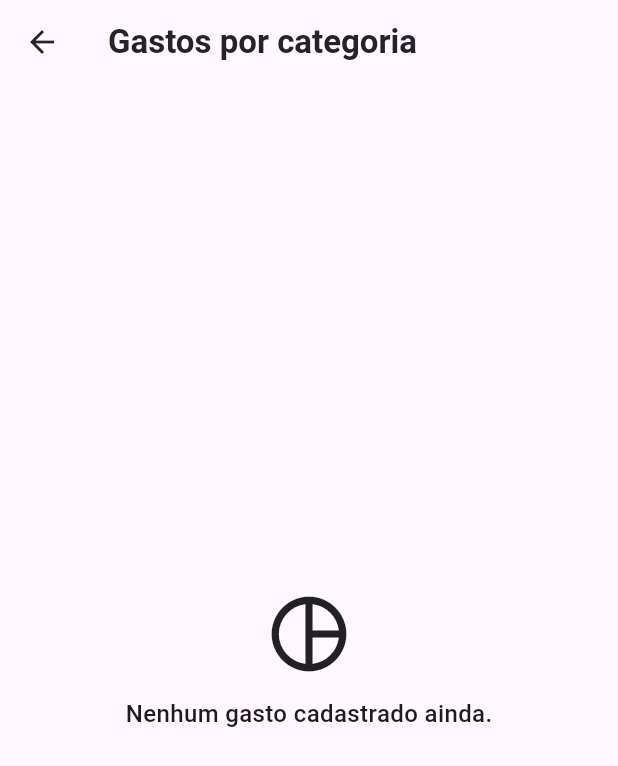
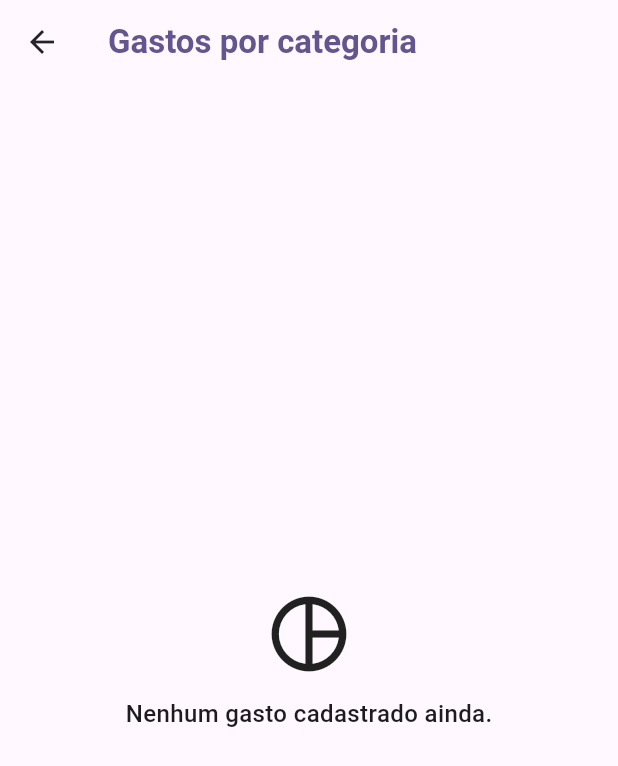
Before and after one commit to Oart-bip/contadorDeGastos, a Flutter app: the screen it shows after launch, after a tap on "Ver gastos por categoria", on a phone screen of 412 x 824 dp. Shown: the top 766 px of the screen. Run offline on Flutter 3.47's test engine with Material 3 defaults, Android fonts, the phone set to English and light mode, and no system bars.

Commit message:
Atualização do contador de gastos

```diff
--- a/lib/pages/category_page.dart
+++ b/lib/pages/category_page.dart
@@ -87,9 +87,13 @@ class CategoryPage extends StatelessWidget {
 
     return Scaffold(
       appBar: AppBar(
-        title: const Text(
+        title: Text(
           'Gastos por categoria',
-          style: TextStyle(fontWeight: FontWeight.bold),
+          style: TextStyle(
+            fontSize: 22,
+            fontWeight: FontWeight.bold,
+            color: Theme.of(context).colorScheme.primary,
+          ),
         ),
       ),
       body: expenses.isEmpty
```
Also changed, not shown: lib/utils/parse_number.dart (+9 -9 lines).
